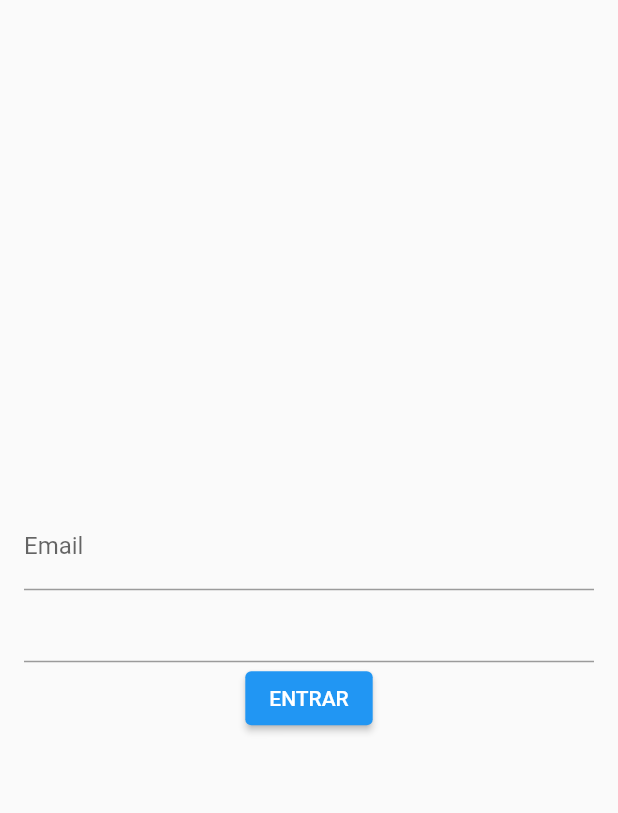
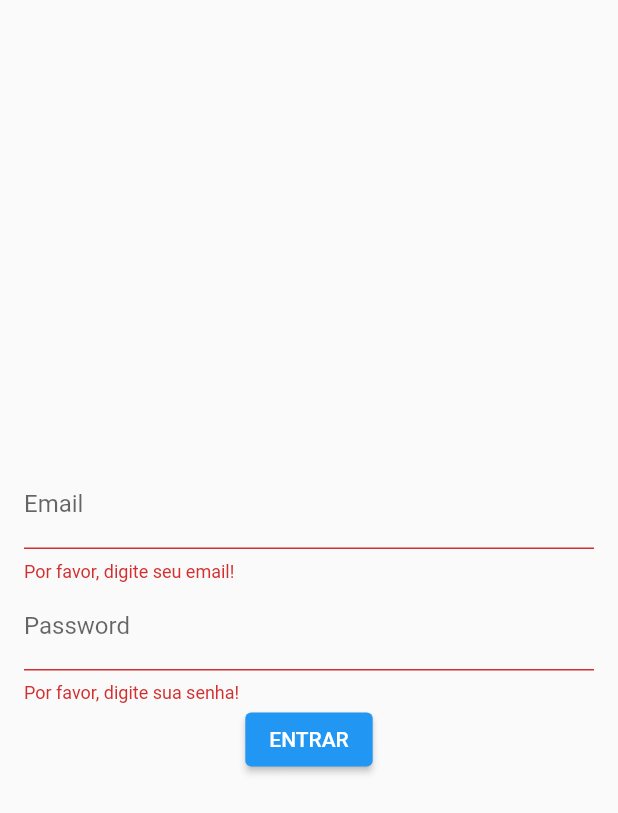
Before and after one commit to Cenachi/auth-flutter, a Flutter app: the screen it shows after launch, after a tap on "ENTRAR", on a phone screen of 412 x 824 dp. Shown: the top 813 px of the screen. Run offline on Flutter 3.47's test engine with Material 2 defaults, Android fonts, the phone set to English and light mode, and no system bars; our stand-ins replace email_validator, get, shared_preferences.

```diff
--- a/lib/home.dart
+++ b/lib/home.dart
@@ -10,7 +10,7 @@ class Home extends StatefulWidget {
 class _HomeState extends State<Home> {
   @override
   Widget build(BuildContext context) {
-    return Scaffold(
+    return const Scaffold(
       body: Center(
         child: Text('Home Page'),
       ),
--- a/lib/login.dart
+++ b/lib/login.dart
@@ -1,5 +1,11 @@
+import 'dart:convert';
+
+import 'package:auth/home.dart';
 import 'package:flutter/material.dart';
 import 'package:email_validator/email_validator.dart';
+import 'package:get/get.dart';
+import 'package:shared_preferences/shared_preferences.dart';
+import 'package:http/http.dart' as http;
 
 class Login extends StatefulWidget {
   const Login({Key? key}) : super(key: key);
@@ -15,13 +21,20 @@ class _LoginState extends State<Login> {
 
   String _errorMessage = '';
 
+  final snackBar = const SnackBar(
+    content: Text(
+      'Email ou senha inválidos!',
+      textAlign: TextAlign.center,
+    ),
+    backgroundColor: Colors.green,
+  );
+
   @override
   Widget build(BuildContext context) {
     return Scaffold(
-      body: Align(
-        alignment: Alignment.center,
-        child: Form(
-          key: _formKey,
+      body: Form(
+        key: _formKey,
+        child: Center(
           child: SingleChildScrollView(
             padding: EdgeInsets.symmetric(horizontal: 16),
             child: Column(children: [
@@ -30,12 +43,45 @@ class _LoginState extends State<Login> {
                 decoration: const InputDecoration(labelText: 'Email'),
                 keyboardType: TextInputType.emailAddress,
                 onChanged: (email) {
-                  validateEmail(email);
+                  String res = validateEmail(email);
+                },
+                validator: (email) {
+                  if (email == null || email.isEmpty) {
+                    return 'Por favor, digite seu email!';
+                  } else {
+                    return 'Digite seu email correto';
+                  }
                 },
               ),
-              TextFormField(),
+              TextFormField(
+                controller: _passwordController,
+                decoration: const InputDecoration(labelText: 'Password'),
+                keyboardType: TextInputType.text,
+                validator: (senha) {
+                  if (senha == null || senha.isEmpty) {
+                    return 'Por favor, digite sua senha!';
+                  } else if (senha.length < 6) {
+                    return 'Senha incorreta';
+                  }
+                  return null;
+                },
+              ),
               ElevatedButton(
-                onPressed: () {},
+                onPressed: () async {
+                  FocusScopeNode currentFocus = FocusScope.of(context);
+                  if (_formKey.currentState!.validate()) {
+                    bool res = await login();
+                    if (!currentFocus.hasPrimaryFocus) {
+                      currentFocus.unfocus();
+                    }
+                    if (res) {
+                      Get.to(const Home());
+                    } else {
+                      _passwordController.clear();
+                      ScaffoldMessenger.of(context).showSnackBar(snackBar);
+                    }
+                  }
+                },
                 child: const Text('ENTRAR'),
               ),
             ]),
@@ -45,7 +91,7 @@ class _LoginState extends State<Login> {
     );
   }
 
-  void validateEmail(String email) {
+  String validateEmail(String email) {
     if (email.isEmpty) {
       setState(() {
         _errorMessage = "Email cannot be empty.";
@@ -57,5 +103,27 @@ class _LoginState extends State<Login> {
         // print(_errorMessage);
       });
     }
+    return _errorMessage;
+  }
+
+  Future<bool> login() async {
+    SharedPreferences sharedPreference = await SharedPreferences.getInstance();
+    var url = Uri.parse('http://10.0.2.2:8080/api/auth/login');
+    try {
+      var response = await http.post(url, body: {
+        'email': _emailController.text,
+        'password': _passwordController.text,
+      });
+
+      if (response.statusCode == 200) {
+        print(jsonDecode(response.body)['token']);
+        return true;
+      }
+      print(jsonDecode(response.body));
+    } catch (e) {
+      print(e);
+    }
+
+    return false;
   }
 }
```
Also changed, not shown: 1 other file.
